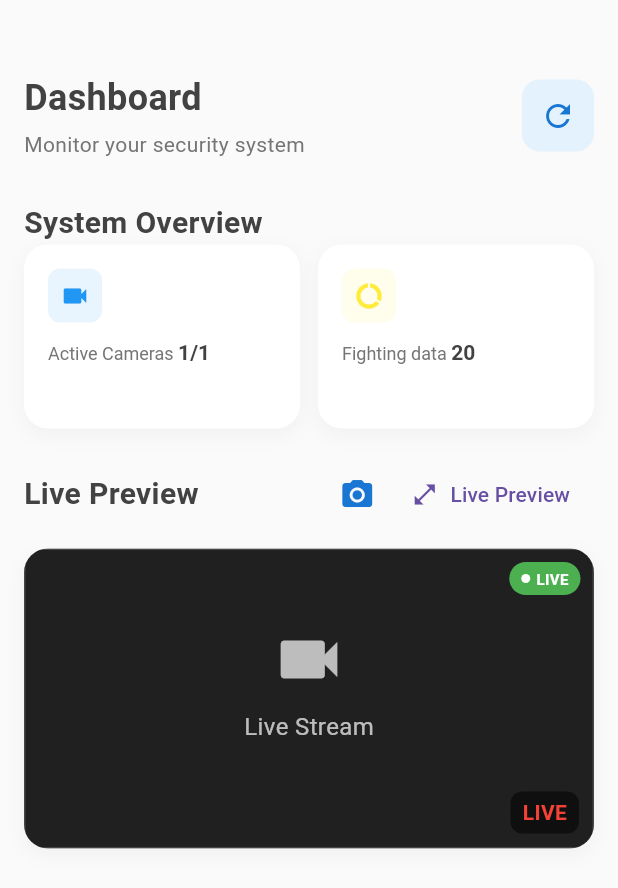
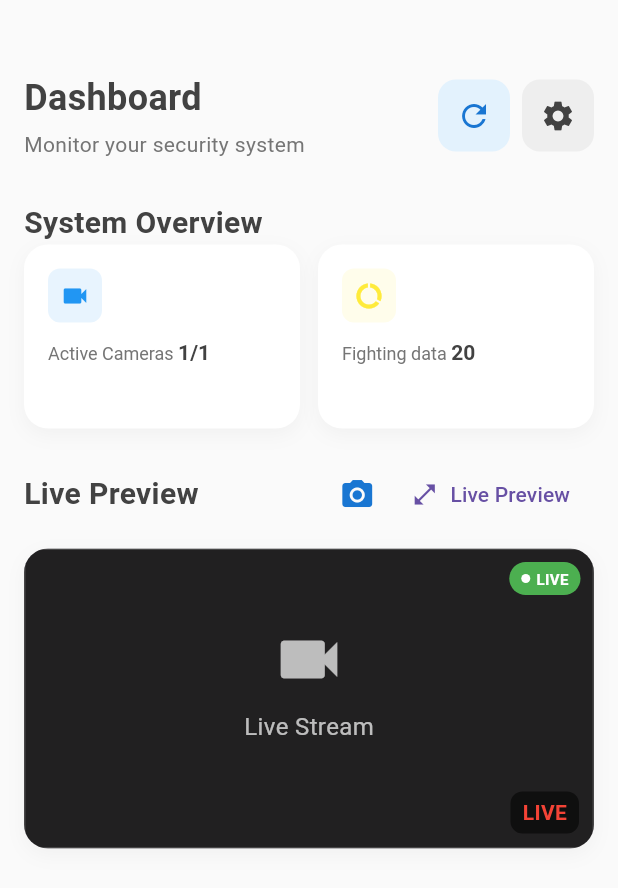
Before and after one commit to arallel/projekknu, a Flutter app: the screen it shows after launch, on a phone screen of 412 x 824 dp. Shown: the top 888 px of the screen. Run offline on Flutter 3.47's test engine with Material 3 defaults, Android fonts, the phone set to English and light mode, and no system bars; our stand-ins replace camera, get, image_picker, shared_preferences; missing offline and left inert: flutter_vlc_player, mjpeg_view.

Commit message:
Add API settings page and update permissions; include shared_preferences dependency

```diff
--- /dev/null
+++ b/devtools_options.yaml
@@ -0,0 +1,3 @@
+description: This file stores settings for Dart & Flutter DevTools.
+documentation: https://docs.flutter.dev/tools/devtools/extensions#configure-extension-enablement-states
+extensions:
--- a/lib/page/dashboard_page.dart
+++ b/lib/page/dashboard_page.dart
@@ -47,10 +47,7 @@ class DashboardPage extends StatelessWidget {
 
   Widget _buildHeader(double screenWidth) {
     return Padding(
-      padding: EdgeInsets.only(
-        top: screenWidth < 600 ? 32 : 64, // jarak header lebih lega
-        bottom: 8,
-      ),
+      padding: EdgeInsets.only(top: screenWidth < 600 ? 32 : 64, bottom: 8),
       child: Row(
         mainAxisAlignment: MainAxisAlignment.spaceBetween,
         children: [
@@ -77,6 +74,8 @@ class DashboardPage extends StatelessWidget {
               ],
             ),
           ),
+          Row(
+            children: [
               Container(
                 decoration: BoxDecoration(
                   color: Colors.blue[50],
@@ -86,6 +85,20 @@ class DashboardPage extends StatelessWidget {
                   icon: Icon(Icons.refresh, color: Colors.blue[700]),
                   onPressed: () => controller.refreshData(),
                 ),
+              ),
+              const SizedBox(width: 8),
+              Container(
+                decoration: BoxDecoration(
+                  color: Colors.grey[200],
+                  borderRadius: BorderRadius.circular(12),
+                ),
+                child: IconButton(
+                  icon: Icon(Icons.settings, color: Colors.grey[800]),
+                  onPressed: () => Get.toNamed(RouteNames.settingPage),
+                  tooltip: "Settings",
+                ),
+              ),
+            ],
           ),
         ],
       ),
--- a/lib/routes/apiendpoint.dart
+++ b/lib/routes/apiendpoint.dart
@@ -1,8 +1,14 @@
 class ApiEndpoints {
-  static const baseUrl = 'http://192.168.1.8:5000';
+  // Gunakan late agar bisa diinisialisasi nanti
+  static late String _baseUrl;
 
-  // * AUTH
-  static const detect = '$baseUrl/detect';
-  static const livepreview = '$baseUrl/snapshot';
-  static const getrecentalert = '$baseUrl/getrecentalerts';
+  // Setter untuk mengubah base URL
+  static void setBaseUrl(String url) {
+    _baseUrl = url;
+  }
+
+  // Getter untuk URL yang sudah dimodifikasi
+  static String get detect => '$_baseUrl/detect';
+  static String get livepreview => '$_baseUrl/snapshot';
+  static String get getrecentalert => '$_baseUrl/getrecentalerts';
 }
--- a/lib/routes/route_names.dart
+++ b/lib/routes/route_names.dart
@@ -3,4 +3,5 @@ class RouteNames {
   static const homeScreen = '/home-screen';
   static const livePreview = '/live-preview';
   static const capturePage = '/capture-view';
+  static const settingPage = '/setting-view';
 }
--- a/pubspec.yaml
+++ b/pubspec.yaml
@@ -43,6 +43,7 @@ dependencies:
   http: ^1.2.1
   path_provider: ^2.1.2
   mjpeg_view: ^1.0.1
+  shared_preferences: ^2.5.3
 
 dev_dependencies:
   flutter_test:
```
Also changed, not shown: lib/page/api_setting_page.dart (added, +62 -0 lines), lib/routes/app_pages.dart (+7 -0 lines), pubspec.lock, 2 other files. Lines whose indentation alone changed are shown as unchanged.
